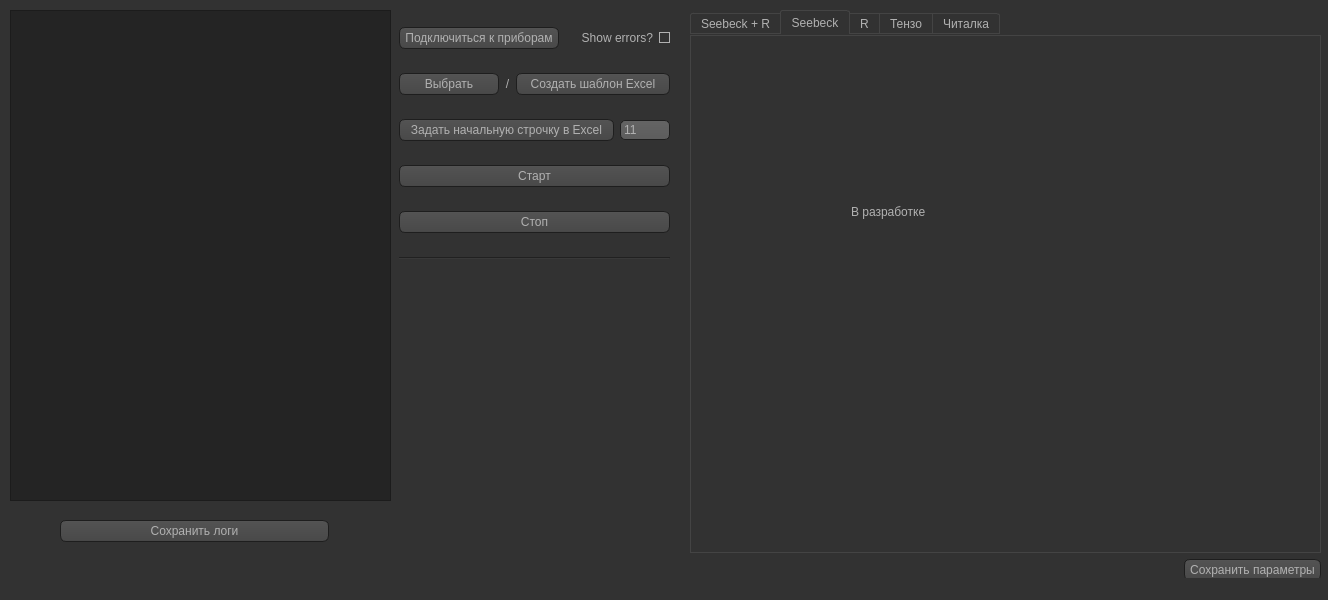
JuustR/IIC, file assets/mainIIC3.ui: the form before one commit.
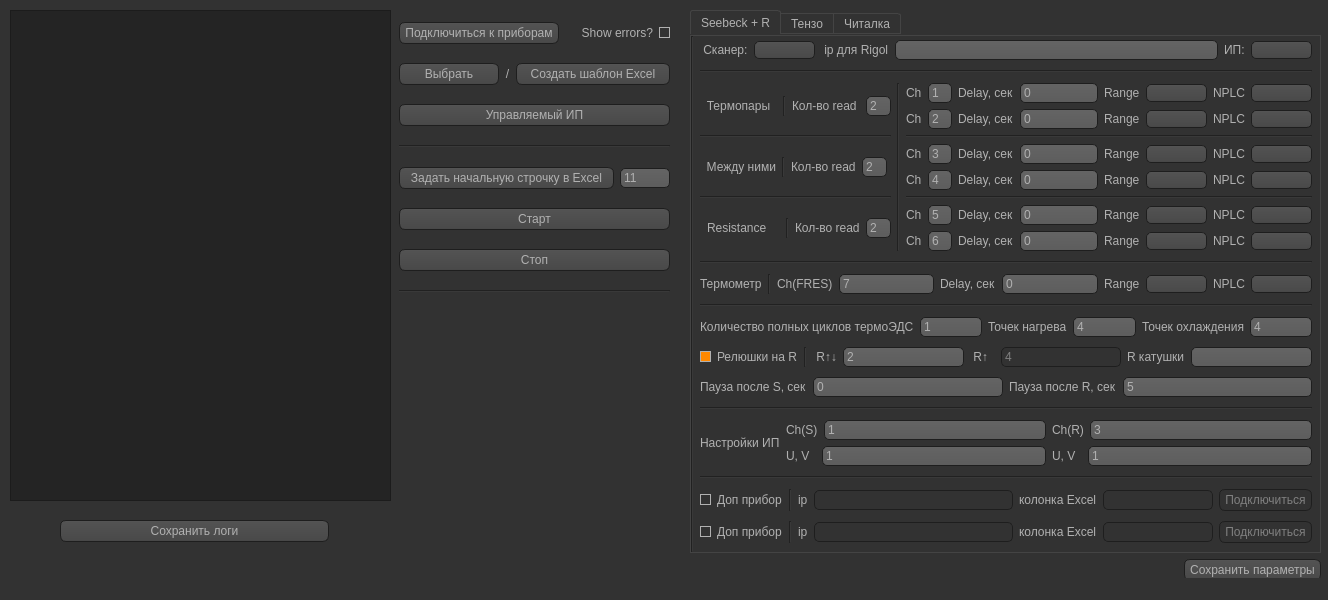
The form after the commit. The open tabs and pages were chosen to show the change. Icons and pictures are not drawn.

Diff of the .ui file:
```diff
--- a/assets/mainIIC3.ui
+++ b/assets/mainIIC3.ui
@@ -556,7 +556,7 @@
       <x>399</x>
       <y>9</y>
       <width>271</width>
-      <height>271</height>
+      <height>301</height>
      </rect>
     </property>
     <layout class="QVBoxLayout" name="MainVL">
@@ -636,6 +636,20 @@
        </item>
       </layout>
      </item>
+     <item>
+      <widget class="QPushButton" name="programming_power_source">
+       <property name="text">
+        <string>Управляемый ИП</string>
+       </property>
+      </widget>
+     </item>
+     <item>
+      <widget class="Line" name="line_20">
+       <property name="orientation">
+        <enum>Qt::Horizontal</enum>
+       </property>
+      </widget>
+     </item>
      <item>
       <layout class="QHBoxLayout" name="StartLineHL">
        <item>
@@ -2055,42 +2069,6 @@
          </layout>
         </widget>
        </widget>
-       <widget class="QWidget" name="tab_2">
-        <attribute name="title">
-         <string>Seebeck</string>
-        </attribute>
-        <widget class="QLabel" name="label_50">
-         <property name="geometry">
-          <rect>
-           <x>160</x>
-           <y>120</y>
-           <width>221</width>
-           <height>111</height>
-          </rect>
-         </property>
-         <property name="text">
-          <string>В разработке</string>
-         </property>
-        </widget>
-       </widget>
-       <widget class="QWidget" name="tab_3">
-        <attribute name="title">
-         <string>R</string>
-        </attribute>
-        <widget class="QLabel" name="label_51">
-         <property name="geometry">
-          <rect>
-           <x>190</x>
-           <y>100</y>
-           <width>221</width>
-           <height>111</height>
-          </rect>
-         </property>
-         <property name="text">
-          <string>В разработке</string>
-         </property>
-        </widget>
-       </widget>
        <widget class="QWidget" name="tab_4">
         <attribute name="title">
          <string>Тензо</string>
```
Left out of the diff: 188 changed lines with no effect on the pictures.
